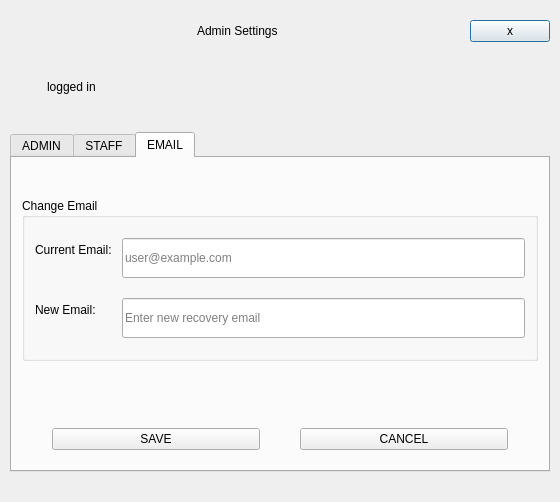
Old version of the form Project/ui/admin_menu.ui in the repository Selvam-T/POS.
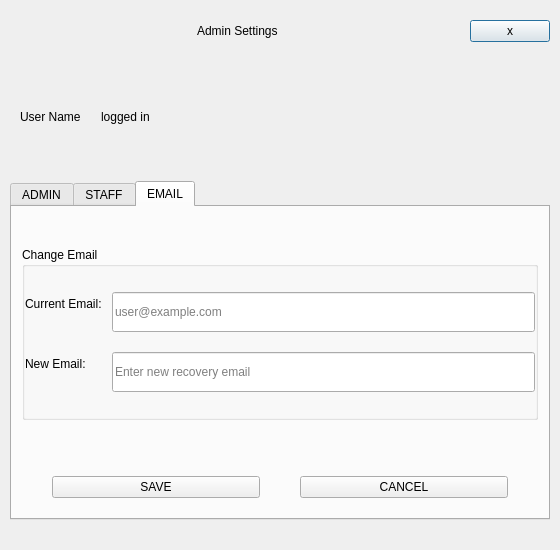
New version of the form.

Commit message: Dialog customTitleBar squished issue resolved, by setting QDialog minimimHeight

Diff of the .ui file:
```diff
--- a/Project/ui/admin_menu.ui
+++ b/Project/ui/admin_menu.ui
@@ -7,7 +7,7 @@
     <x>0</x>
     <y>0</y>
     <width>560</width>
-    <height>502</height>
+    <height>550</height>
    </rect>
   </property>
   <property name="sizePolicy">
@@ -16,9 +16,15 @@
     <verstretch>0</verstretch>
    </sizepolicy>
   </property>
-  <layout class="QVBoxLayout" name="verticalLayout">
+  <property name="minimumSize">
+   <size>
+    <width>0</width>
+    <height>550</height>
+   </size>
+  </property>
+  <layout class="QVBoxLayout" name="mainVerticalLayout">
    <property name="spacing">
-    <number>5</number>
+    <number>10</number>
    </property>
    <property name="leftMargin">
     <number>10</number>
@@ -105,7 +111,7 @@
       <enum>Qt::Vertical</enum>
      </property>
      <property name="sizeType">
-      <enum>QSizePolicy::Fixed</enum>
+      <enum>QSizePolicy::Expanding</enum>
      </property>
      <property name="sizeHint" stdset="0">
       <size>
@@ -135,7 +141,7 @@
      <item>
       <widget class="QLabel" name="userHeaderLabel">
        <property name="text">
-        <string/>
+        <string>User Name</string>
        </property>
       </widget>
      </item>
@@ -167,7 +173,7 @@
       <enum>Qt::Vertical</enum>
      </property>
      <property name="sizeType">
-      <enum>QSizePolicy::Fixed</enum>
+      <enum>QSizePolicy::Expanding</enum>
      </property>
      <property name="sizeHint" stdset="0">
       <size>
@@ -589,16 +595,16 @@
            <number>20</number>
           </property>
           <property name="leftMargin">
-           <number>10</number>
+           <number>0</number>
           </property>
           <property name="topMargin">
-           <number>20</number>
+           <number>25</number>
           </property>
           <property name="rightMargin">
-           <number>10</number>
+           <number>0</number>
           </property>
           <property name="bottomMargin">
-           <number>20</number>
+           <number>25</number>
           </property>
           <item row="0" column="0">
            <widget class="QLabel" name="emailCurFieldLbl">
@@ -652,7 +658,7 @@
           <enum>Qt::Vertical</enum>
          </property>
          <property name="sizeType">
-          <enum>QSizePolicy::Fixed</enum>
+          <enum>QSizePolicy::Expanding</enum>
          </property>
          <property name="sizeHint" stdset="0">
           <size>
@@ -678,7 +684,7 @@
           <enum>Qt::Vertical</enum>
          </property>
          <property name="sizeType">
-          <enum>QSizePolicy::Fixed</enum>
+          <enum>QSizePolicy::Expanding</enum>
          </property>
          <property name="sizeHint" stdset="0">
           <size>
```
Left out of the diff: 24 changed lines with no effect on the pictures. The commit also changes 6 other files.
